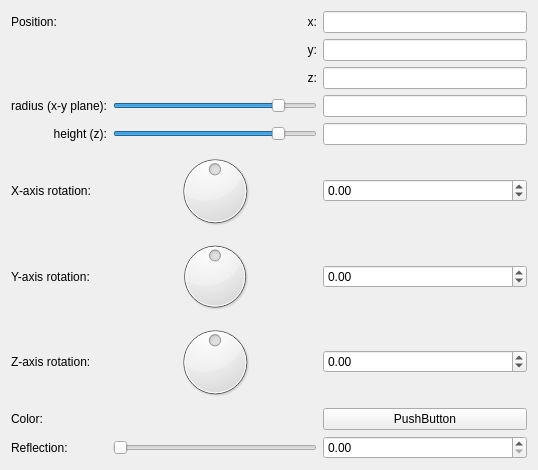
The window that trunk/mandelbulber2/qt_data/primitive_cylinder.ui (buddhi1980/mandelbulber2) describes before a commit, drawn with Qt 5.
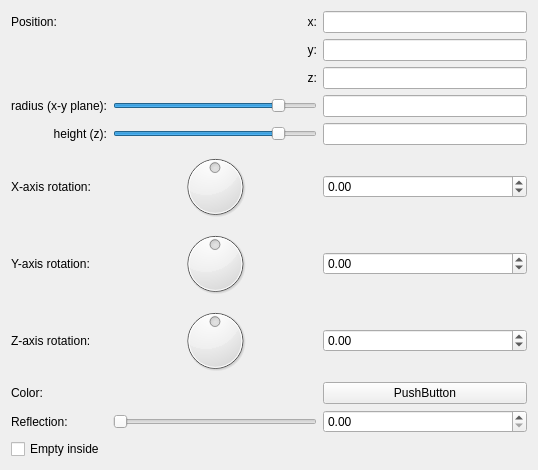
The same window after the commit. Custom widgets are drawn as their Qt base class.

Commit message: added "empty" mode for all primitive objects. It makes all objects empty inside.

Diff of the .ui file:
```diff
--- a/trunk/mandelbulber2/qt_data/primitive_cylinder.ui
+++ b/trunk/mandelbulber2/qt_data/primitive_cylinder.ui
@@ -337,6 +337,13 @@
        </property>
       </widget>
      </item>
+     <item row="10" column="0" colspan="2">
+      <widget class="MyCheckBox" name="checkBox_empty">
+       <property name="text">
+        <string>Empty inside</string>
+       </property>
+      </widget>
+     </item>
     </layout>
    </item>
    <item>
@@ -365,6 +372,11 @@
    <extends>QDoubleSpinBox</extends>
    <header>mydoublespinbox.h</header>
   </customwidget>
+  <customwidget>
+   <class>MyCheckBox</class>
+   <extends>QCheckBox</extends>
+   <header>mycheckbox.h</header>
+  </customwidget>
  </customwidgets>
  <resources/>
  <connections/>
```
Left out of the diff: 130 changed lines with no effect on the pictures. The commit also changes 9 other files.
